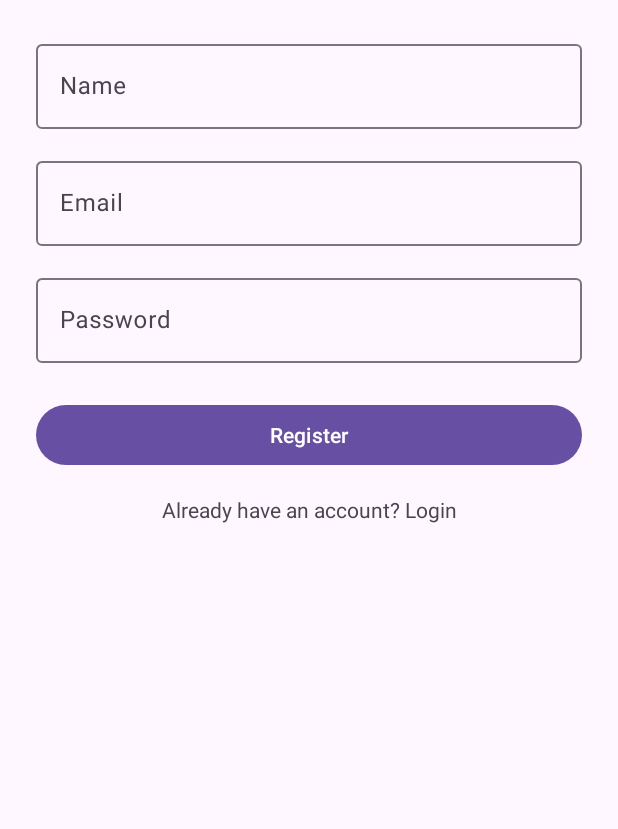
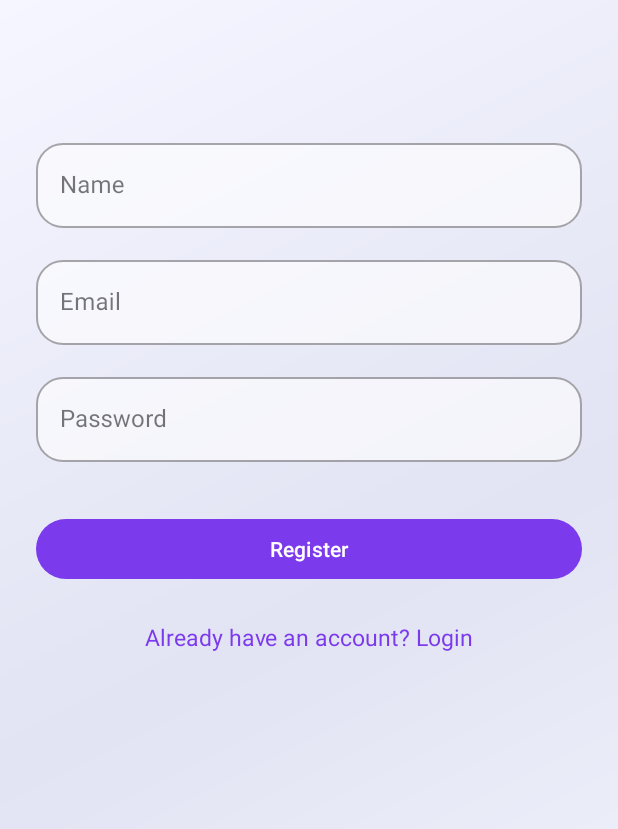
Before and after one commit to shayann07/Learnify, an Android app: the RegisterFragment screen opened through its navigation route, on a phone screen of 412 x 824 dp. Shown: the top 829 px of the screen. Run offline under Robolectric (Android 15) with nearby library versions, the phone set to English and light mode, and no system bars; our stand-ins replace CircleImageView, Dagger/Hilt's generated code, Firebase (no records; nobody signed in at launch, a user with empty details on screens opened directly), navigation-ui.

Commit message:
UI: Auth Module, Item Lessons, Home, Course Details, Activity Main

```diff
--- /dev/null
+++ b/app/src/main/res/drawable/bg_home_gradient.xml
@@ -0,0 +1,9 @@
+<?xml version="1.0" encoding="utf-8"?>
+<shape xmlns:android="http://schemas.android.com/apk/res/android">
+    <gradient
+        android:angle="135"
+        android:centerColor="#FFE2E3F3"
+        android:endColor="#FFF5F6FF"
+        android:startColor="#FFF5F9FF"
+        android:type="linear" />
+</shape>
--- a/app/src/main/res/layout/activity_main.xml
+++ b/app/src/main/res/layout/activity_main.xml
@@ -21,7 +21,7 @@
         android:layout_height="0dp"
         app:defaultNavHost="true"
         app:navGraph="@navigation/nav_graph"
-        app:layout_constraintTop_toTopOf="parent"
+        app:layout_constraintTop_toBottomOf="@id/toolbar"
         app:layout_constraintBottom_toBottomOf="parent"
         app:layout_constraintStart_toStartOf="parent"
         app:layout_constraintEnd_toEndOf="parent"/>
--- a/app/src/main/res/layout/fragment_register.xml
+++ b/app/src/main/res/layout/fragment_register.xml
@@ -1,77 +1,107 @@
-<androidx.constraintlayout.widget.ConstraintLayout
-    xmlns:android="http://schemas.android.com/apk/res/android"
+<?xml version="1.0" encoding="utf-8"?>
+<androidx.constraintlayout.widget.ConstraintLayout xmlns:android="http://schemas.android.com/apk/res/android"
     xmlns:app="http://schemas.android.com/apk/res-auto"
     android:layout_width="match_parent"
     android:layout_height="match_parent"
-    android:padding="24dp">
+    android:background="@drawable/bg_home_gradient"
+    android:paddingHorizontal="24dp">
 
     <com.google.android.material.textfield.TextInputLayout
         android:id="@+id/nameInputLayout"
+        style="@style/Widget.MaterialComponents.TextInputLayout.OutlinedBox"
         android:layout_width="0dp"
         android:layout_height="wrap_content"
-        app:layout_constraintTop_toTopOf="parent"
+        android:layout_marginTop="90dp"
+        android:hint="Name"
+        app:boxBackgroundColor="@color/glass_field"
+        app:boxBackgroundMode="outline"
+        app:boxCornerRadiusBottomEnd="18dp"
+        app:boxCornerRadiusBottomStart="18dp"
+        app:boxCornerRadiusTopEnd="18dp"
+        app:boxCornerRadiusTopStart="18dp"
+        app:layout_constraintEnd_toEndOf="parent"
         app:layout_constraintStart_toStartOf="parent"
-        app:layout_constraintEnd_toEndOf="parent">
+        app:layout_constraintTop_toTopOf="parent">
 
         <com.google.android.material.textfield.TextInputEditText
             android:id="@+id/nameEdit"
-            android:hint="Name"
-            android:inputType="textPersonName"
             android:layout_width="match_parent"
-            android:layout_height="wrap_content"/>
+            android:layout_height="wrap_content"
+            android:inputType="textPersonName" />
     </com.google.android.material.textfield.TextInputLayout>
 
     <com.google.android.material.textfield.TextInputLayout
         android:id="@+id/emailInputLayout"
+        style="@style/Widget.MaterialComponents.TextInputLayout.OutlinedBox"
         android:layout_width="0dp"
         android:layout_height="wrap_content"
         android:layout_marginTop="16dp"
-        app:layout_constraintTop_toBottomOf="@id/nameInputLayout"
+        android:hint="Email"
+        app:boxBackgroundColor="@color/glass_field"
+        app:boxBackgroundMode="outline"
+        app:boxCornerRadiusBottomEnd="18dp"
+        app:boxCornerRadiusBottomStart="18dp"
+        app:boxCornerRadiusTopEnd="18dp"
+        app:boxCornerRadiusTopStart="18dp"
+        app:layout_constraintEnd_toEndOf="parent"
         app:layout_constraintStart_toStartOf="parent"
-        app:layout_constraintEnd_toEndOf="parent">
+        app:layout_constraintTop_toBottomOf="@id/nameInputLayout">
 
         <com.google.android.material.textfield.TextInputEditText
             android:id="@+id/emailEdit"
-            android:hint="Email"
-            android:inputType="textEmailAddress"
             android:layout_width="match_parent"
-            android:layout_height="wrap_content"/>
+            android:layout_height="wrap_content"
+            android:inputType="textEmailAddress" />
     </com.google.android.material.textfield.TextInputLayout>
 
     <com.google.android.material.textfield.TextInputLayout
         android:id="@+id/passwordInputLayout"
+        style="@style/Widget.MaterialComponents.TextInputLayout.OutlinedBox"
         android:layout_width="0dp"
         android:layout_height="wrap_content"
         android:layout_marginTop="16dp"
-        app:layout_constraintTop_toBottomOf="@id/emailInputLayout"
+        android:hint="Password"
+        app:boxBackgroundColor="@color/glass_field"
+        app:boxBackgroundMode="outline"
+        app:boxCornerRadiusBottomEnd="18dp"
+        app:boxCornerRadiusBottomStart="18dp"
+        app:boxCornerRadiusTopEnd="18dp"
+        app:boxCornerRadiusTopStart="18dp"
+        app:layout_constraintEnd_toEndOf="parent"
         app:layout_constraintStart_toStartOf="parent"
-        app:layout_constraintEnd_toEndOf="parent">
+        app:layout_constraintTop_toBottomOf="@id/emailInputLayout">
 
         <com.google.android.material.textfield.TextInputEditText
             android:id="@+id/passwordEdit"
-            android:hint="Password"
-            android:inputType="textPassword"
             android:layout_width="match_parent"
-            android:layout_height="wrap_content"/>
+            android:layout_height="wrap_content"
+            android:inputType="textPassword" />
     </com.google.android.material.textfield.TextInputLayout>
 
     <com.google.android.material.button.MaterialButton
         android:id="@+id/registerBtn"
+        android:layout_width="0dp"
+        android:layout_height="48dp"
+        android:layout_marginTop="34dp"
+        android:elevation="8dp"
         android:text="Register"
-        android:layout_width="0dp"
-        android:layout_height="wrap_content"
-        android:layout_marginTop="24dp"
-        app:layout_constraintTop_toBottomOf="@id/passwordInputLayout"
+        android:textColor="@android:color/white"
+        app:backgroundTint="@color/purple_500"
+        app:cornerRadius="24dp"
+        app:layout_constraintEnd_toEndOf="parent"
         app:layout_constraintStart_toStartOf="parent"
-        app:layout_constraintEnd_toEndOf="parent"/>
+        app:layout_constraintTop_toBottomOf="@id/passwordInputLayout" />
 
     <TextView
         android:id="@+id/toLogin"
         android:layout_width="wrap_content"
         android:layout_height="wrap_content"
+        android:layout_marginTop="24dp"
         android:text="Already have an account? Login"
-        android:layout_marginTop="16dp"
-        app:layout_constraintTop_toBottomOf="@id/registerBtn"
+        android:textColor="@color/purple_500"
+        android:textSize="15sp"
+        app:layout_constraintEnd_toEndOf="parent"
         app:layout_constraintStart_toStartOf="parent"
-        app:layout_constraintEnd_toEndOf="parent"/>
+        app:layout_constraintTop_toBottomOf="@id/registerBtn" />
+
 </androidx.constraintlayout.widget.ConstraintLayout>
--- a/app/src/main/res/values/colors.xml
+++ b/app/src/main/res/values/colors.xml
@@ -5,5 +5,8 @@
     <color name="white_80">#CCFFFFFF</color>  <!-- 80% opacity -->
     <color name="white_30">#4DFFFFFF</color>  <!-- 30% opacity -->
     <color name="white_60">#99FFFFFF</color> <!-- 60% white -->
+    <color name="fab_glass">#CCFFFFFF</color> <!-- 80% glassy white -->
+    <color name="purple_500">#7C3AED</color> <!-- Adjust as needed -->
+    <color name="glass_field">#99FFFFFF</color> <!-- 60% white for frosted glass input -->
 
 </resources>
```
Also changed, not shown: app/src/main/res/layout/fragment_course_detail.xml (+16 -6 lines), app/src/main/res/layout/fragment_home.xml (+13 -7 lines), app/src/main/res/layout/fragment_login.xml (+55 -22 lines), app/src/main/res/layout/item_lesson.xml (+27 -7 lines).
